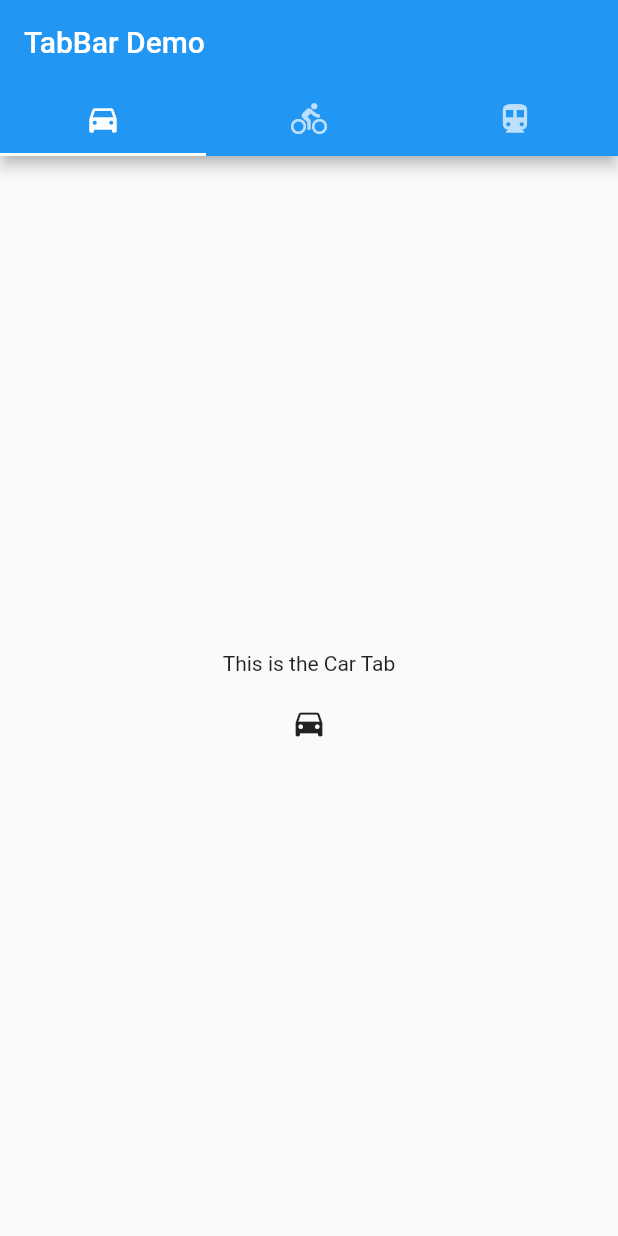
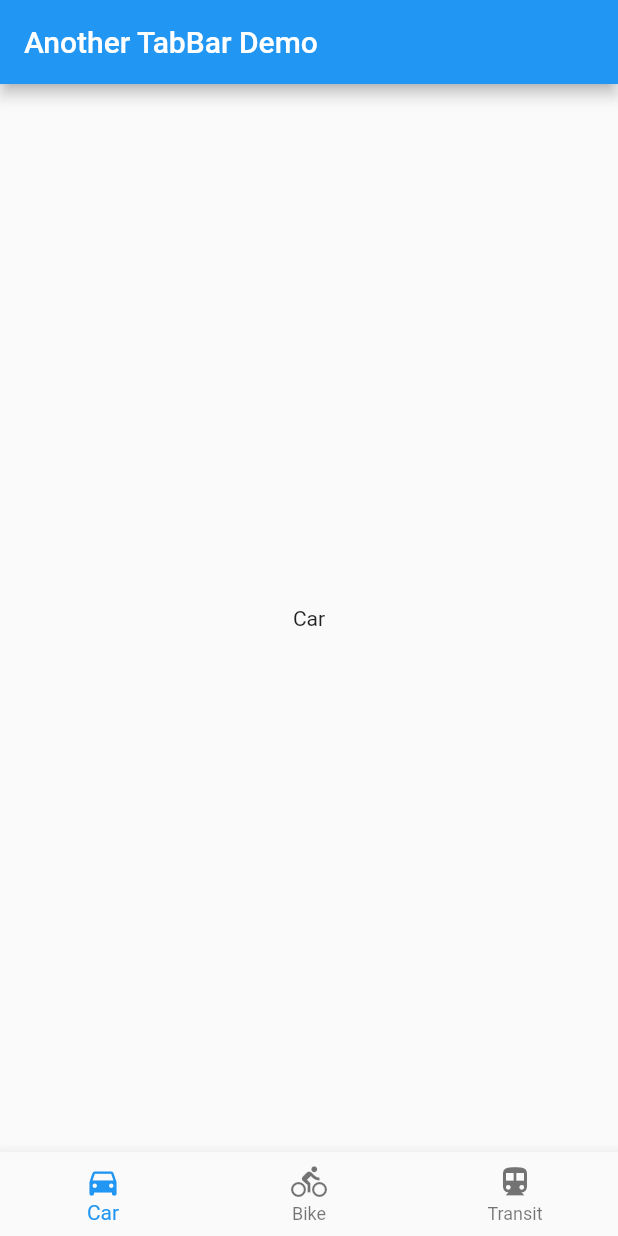
Before and after one commit to AdamZHANG123/intr_to_widgets, a Flutter app: the screen it shows after launch, on a phone screen of 412 x 824 dp. Run offline on Flutter 3.47's test engine with Material 2 defaults, Android fonts, the phone set to English and light mode, and no system bars.

Commit message:
add another module for tabbar implementation
Added another module 'another_tabbar_example'. This time I used BottomNavigationBar and Bottom NavigationBarItem to deal with the tabs.

```diff
--- /dev/null
+++ b/lib/another_tabbar_example.dart
@@ -0,0 +1,92 @@
+import 'package:flutter/material.dart';
+
+class MyApp extends StatelessWidget {
+  @override
+  Widget build(BuildContext context) {
+    return MaterialApp(
+      home: HomePage(),
+    );
+  }
+}
+
+class HomePage extends StatefulWidget {
+  @override
+  _HomePageState createState() => _HomePageState();
+}
+
+class _HomePageState extends State<HomePage> {
+  var _tabIndex = 0;
+
+  @override
+  Widget build(BuildContext context) {
+    return Scaffold(
+      appBar: AppBar(
+        title: Text('Another TabBar Demo'),
+      ),
+      body: _showTab(_tabIndex),
+      bottomNavigationBar: BottomNavigationBar(
+        currentIndex: _tabIndex,
+        type: BottomNavigationBarType.fixed,
+
+        items: <BottomNavigationBarItem>[
+          BottomNavigationBarItem(
+            icon: Icon(Icons.directions_car),
+            title: Text('Car'),
+          ),
+          BottomNavigationBarItem(
+            icon: Icon(Icons.directions_bike),
+            title: Text('Bike'),
+          ),
+          BottomNavigationBarItem(
+            icon: Icon(Icons.directions_transit),
+            title: Text('Transit'),
+          ),
+        ],
+        onTap: (index) {
+          setState(() {
+            _tabIndex = index;
+            print(index);
+          });
+        },
+      ),
+    );
+  }
+
+  Widget _showTab(int tabIndex) {
+    switch (tabIndex) {
+      case 0:
+        return CarPage();
+      case 1:
+        return BikePage();
+      default:
+        return TransitPage();
+    }
+  }
+}
+
+class CarPage extends StatelessWidget {
+  @override
+  Widget build(BuildContext context) {
+    return Center(
+      child: Text('Car'),
+    );
+  }
+}
+
+class BikePage extends StatelessWidget {
+  @override
+  Widget build(BuildContext context) {
+    return Center(
+      child: Text('Bike'),
+    );
+  }
+}
+
+class TransitPage extends StatelessWidget {
+  @override
+  Widget build(BuildContext context) {
+    return Center(
+      child: Text('Transit'),
+    );
+  }
+}
--- a/lib/main.dart
+++ b/lib/main.dart
@@ -17,6 +17,7 @@
 //import 'drawer_example.dart';
 //import 'another_snackbar.dart';
 //import 'orientation_example.dart';
-import 'tabbar_example.dart';
+//import 'tabbar_example.dart';
+import 'another_tabbar_example.dart';
 import 'package:flutter/material.dart';
 void main() => runApp(MyApp());
```
